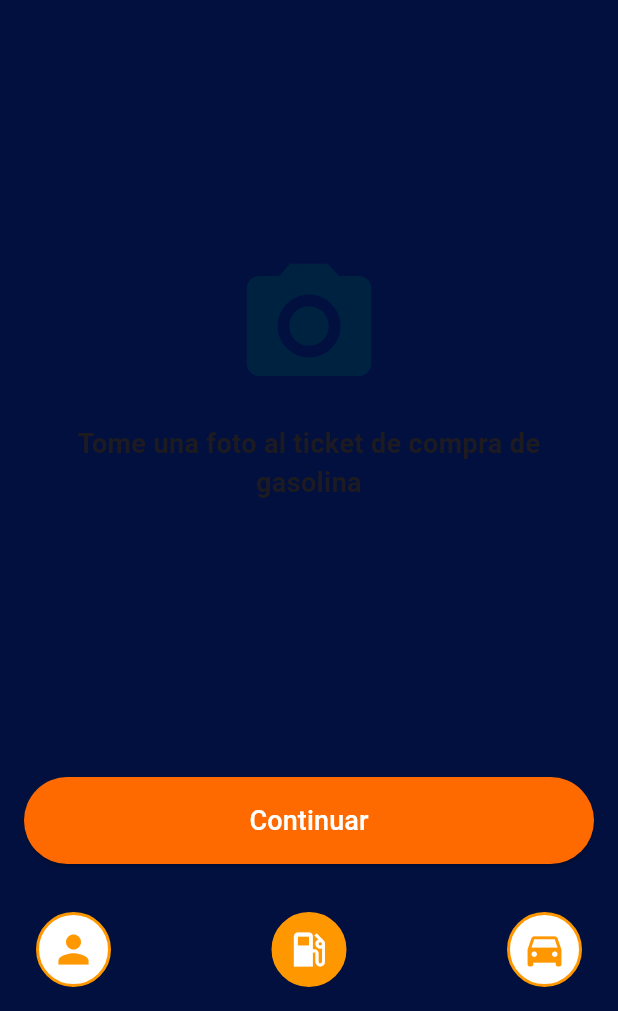
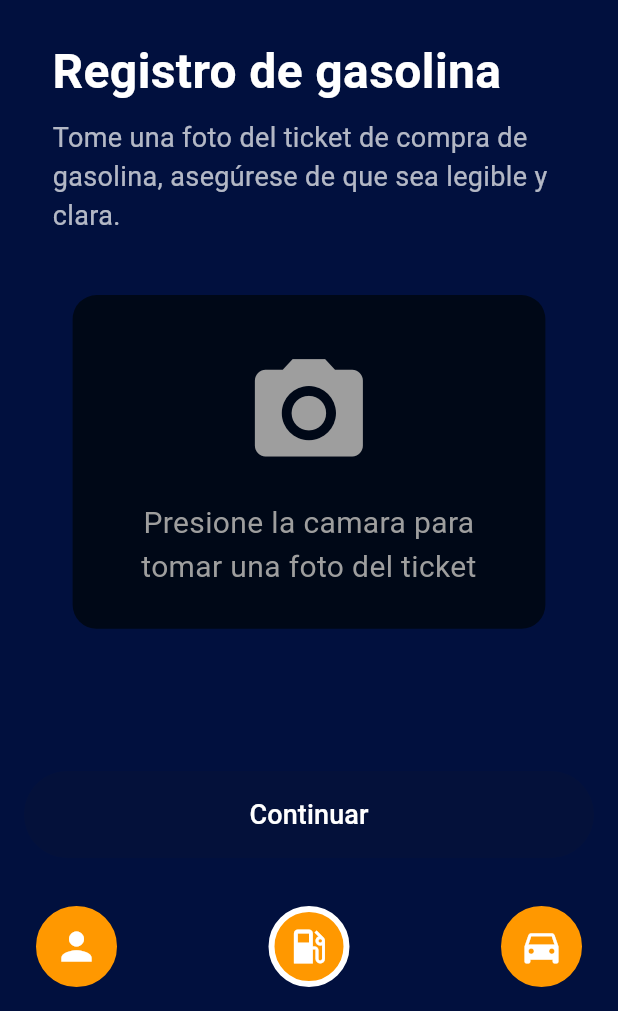
Before and after one commit to maugalcst/gastrack, a Flutter app: the FuelReportFormScreen screen opened directly, swiped to page 2, on a phone screen of 412 x 824 dp, the part 225-1236 px from its top. Run offline on Flutter 3.47's test engine with Material 3 defaults, Android fonts, the phone set to English and light mode, and no system bars; drawn by our look-alikes of auto_size_text; our stand-ins replace google_fonts, image_picker.

Commit message:
version 0.5, funcion de camara de tickets, post firebase

```diff
--- a/lib/screens/employee/fuel_report_form_screen.dart
+++ b/lib/screens/employee/fuel_report_form_screen.dart
@@ -1,4 +1,7 @@
+import 'dart:io';
 import 'package:flutter/material.dart';
+import 'package:image_picker/image_picker.dart';
+import 'package:auto_size_text/auto_size_text.dart';
 
 class FuelReportFormScreen extends StatefulWidget {
   @override
@@ -8,6 +11,8 @@ class FuelReportFormScreen extends StatefulWidget {
 class _FuelReportFormScreenState extends State<FuelReportFormScreen> {
   final PageController _pageController = PageController();
   int _currentPage = 0;
+  final ImagePicker _picker = ImagePicker();
+  XFile? _image; // Variable para almacenar la imagen seleccionada
 
   // Controladores de texto para validación
   final TextEditingController _driverController = TextEditingController();
@@ -85,6 +90,7 @@ class _FuelReportFormScreenState extends State<FuelReportFormScreen> {
       child: Column(
         crossAxisAlignment: CrossAxisAlignment.start,
         children: [
+          //Texto 2
           Text(
             'Registro de Gasolina',
             style: TextStyle(
@@ -94,6 +100,7 @@ class _FuelReportFormScreenState extends State<FuelReportFormScreen> {
             ),
           ),
           SizedBox(height: 8),
+          //texto 3
           Text(
             'Rellena todo lo que se te pide, ten el ticket a la mano y el odómetro cerca',
             style: TextStyle(
@@ -110,8 +117,8 @@ class _FuelReportFormScreenState extends State<FuelReportFormScreen> {
     );
   }
 
-  // Campo de texto personalizado
-  Widget _buildTextField(String label, String hint, TextEditingController controller) {
+  // Textbox
+  Widget _buildTextField2(String label, String hint, TextEditingController controller) {
     return Column(
       crossAxisAlignment: CrossAxisAlignment.start,
       children: [
@@ -143,8 +150,74 @@ class _FuelReportFormScreenState extends State<FuelReportFormScreen> {
     );
   }
 
+  // Textbox
+  Widget _buildTextField(String label, String hint, TextEditingController controller) {
+    return Column(
+      crossAxisAlignment: CrossAxisAlignment.start,
+      children: [
+        Text(
+          label,
+          style: TextStyle(
+            fontSize: 16,
+            fontWeight: FontWeight.bold,
+            color: Colors.white,
+          ),
+        ),
+        SizedBox(height: 8),
+        Container(
+          decoration: BoxDecoration(
+            color: Colors.white,
+            borderRadius: BorderRadius.circular(30), // Bordes semicirculares
+          ),
+          child: TextField(
+            controller: controller,
+            onChanged: (value) {
+              setState(() {}); // Actualiza el estado cuando cambia el texto
+            },
+            decoration: InputDecoration(
+              contentPadding: EdgeInsets.symmetric(horizontal: 16, vertical: 12),
+              border: InputBorder.none,
+              hintText: hint,
+              hintStyle: TextStyle(color: Colors.grey),
+            ),
+          ),
+        ),
+      ],
+    );
+  }
+
+  //Boton continuar
+  Widget _buildContinueButton() {
+    return Container(
+      padding: EdgeInsets.all(16.0),
+      color: Colors.transparent,
+      child: ElevatedButton(
+        onPressed: _canMoveTo(_currentPage + 1) ? () {
+          if (_currentPage < 4) {
+            _pageController.nextPage(
+              duration: Duration(milliseconds: 300),
+              curve: Curves.easeInOut,
+            );
+          }
+        } : null,
+        style: ElevatedButton.styleFrom(
+          backgroundColor: Color(0xFFFF6A00), // Color naranja
+          shape: RoundedRectangleBorder(
+            borderRadius: BorderRadius.circular(30),
+          ),
+          padding: EdgeInsets.symmetric(vertical: 16),
+          minimumSize: Size(double.infinity, 50), // Botón de ancho completo
+        ),
+        child: Text(
+          'Continuar',
+          style: TextStyle(fontSize: 18, color: Colors.white), // Color del texto
+        ),
+      ),
+    );
+  }
+
   // Botón de continuar
-  Widget _buildContinueButton() {
+  Widget _buildContinueButton2() {
     return Container(
       padding: EdgeInsets.all(16.0),
       color: Colors.transparent,
@@ -196,20 +269,20 @@ class _FuelReportFormScreenState extends State<FuelReportFormScreen> {
     return GestureDetector(
       onTap: () {
         if (_canMoveTo(stepIndex)) {
-          _pageController.animateToPage(stepIndex, duration: Duration(milliseconds: 300), curve: Curves.ease);
+          //_pageController.animateToPage(stepIndex, duration: Duration(milliseconds: 300), curve: Curves.ease);
         }
       },
       child: Container(
         decoration: BoxDecoration(
-          color: _currentPage == stepIndex ? Colors.orange : Colors.white,
+          color: Colors.orange,
           shape: BoxShape.circle,
-          border: Border.all(color: Colors.orange, width: 2),
+          border: Border.all(color: _currentPage == stepIndex ? Colors.white : Colors.orange, width: 4), // Cambiar aquí
         ),
         padding: EdgeInsets.all(8),
         child: Icon(
           icon,
           size: 30,
-          color: _currentPage == stepIndex ? Colors.white : Colors.orange,
+          color: Colors.white, // Cambiar aquí
         ),
       ),
     );
@@ -217,39 +290,64 @@ class _FuelReportFormScreenState extends State<FuelReportFormScreen> {
 
   // Lógica de validación para los pasos
   bool _canMoveTo(int stepIndex) {
-    if (stepIndex == 1 && (_driverController.text.isEmpty || _unitController.text.isEmpty)) {
-      return false; // Bloquear si no se ha llenado el formulario del conductor
+    // Asegúrate de que la lógica aquí sea correcta
+    if (stepIndex == 1) {
+      return _driverController.text.isNotEmpty && _unitController.text.isNotEmpty;
     }
-    return true;
+    if (stepIndex == 2)
+    {
+      return (_image != null);
+    }
+    return false;
   }
 
-
-
-
-
-
-
-
-
+  //GASOLINA
 
   // Slide 2: Foto del ticket de gasolina
   Widget _buildTicketPhotoSlide() {
+    double height = MediaQuery.of(context).size.height * 0.3;
+    double width = MediaQuery.of(context).size.width * 0.85;
     return Padding(
-      padding: const EdgeInsets.all(16.0),
+      padding: EdgeInsets.symmetric(vertical: height * 0.1, horizontal: width * 0.1),
       child: Column(
-        mainAxisAlignment: MainAxisAlignment.center,
         children: [
-          Icon(Icons.camera_alt, size: 100, color: Color(0xFF002241)),
-          SizedBox(height: 16),
+          // Parte superior con dos textos
+          Column(
+            crossAxisAlignment: CrossAxisAlignment.start,
+            children: [
               Text(
-            'Tome una foto al ticket de compra de gasolina',
-            style: TextStyle(fontSize: 18, fontWeight: FontWeight.bold),
+                'Registro de gasolina',
                 textAlign: TextAlign.center,
+                style: TextStyle(fontSize: 32, fontWeight: FontWeight.bold, color: Colors.white),
+              ),
+              SizedBox(height: 8),
+              Text(
+                'Tome una foto del ticket de compra de gasolina, asegúrese de que sea legible y clara.',
+                style: TextStyle(fontSize: 18, color: Colors.white70),
+              ),
+            ],
+          ),
+          SizedBox(height: 40),
+          Container(
+            padding: EdgeInsets.symmetric(vertical: 0, horizontal: 0),
+            height: height * 0.9,
+            width: width * 0.9,
+            decoration: BoxDecoration(
+              color: Color(0xFF000817), // Color azul oscuro
+              borderRadius: BorderRadius.circular(16),
+            ),
+            child: _image != null
+                ? Image.file(
+              File(_image!.path),
+              fit: BoxFit.cover,
+            )
+                : _buildCameraButton(height * 0.7, width),
           ),
         ],
       ),
     );
   }
+
 
   // Slide 3: Detalles del ticket de gasolina
   Widget _buildTicketDetailsSlide() {
@@ -281,6 +379,8 @@ class _FuelReportFormScreenState extends State<FuelReportFormScreen> {
       ),
     );
   }
+
+  //ODOMETRO
 
   // Slide 4: Foto del odómetro
   Widget _buildOdometerPhotoSlide() {
@@ -343,6 +443,59 @@ class _FuelReportFormScreenState extends State<FuelReportFormScreen> {
     );
   }
 
+  // Boton camara:
+  Widget _buildCameraButton(double height, double width)
+  {
+    double icon_size = height*0.5;
+    double separation = height*0.05;
+    return Padding(
+        padding: EdgeInsets.symmetric(vertical: 0, horizontal: width*0.1),
+        child: Column(
+          mainAxisAlignment: MainAxisAlignment.center,
+          children: [
+            IconButton(
+            onPressed: () async {
+              final XFile? image = await _picker.pickImage(
+                source: ImageSource.camera,
+                imageQuality: 100,
+              );
+              setState(() {
+                _image = image;
+              });
+              if (image != null) {
+                print("Imagen capturada: ${image.path}");
+              } else {
+                print("No se tomó ninguna imagen");
+              }
+              },
+              icon:  Icon(Icons.camera_alt, color: Colors.grey, size: icon_size),
+              style: ElevatedButton.styleFrom(
+                backgroundColor: Color(0xFF000817),
+                shape: RoundedRectangleBorder(
+                  borderRadius: BorderRadius.circular(16), // Bordes redondeados
+        ),
+              ),
+            ),
+            SizedBox(height: separation),
+            AutoSizeText(
+              'Presione la camara para tomar una foto del ticket',
+              style: TextStyle(
+                fontSize: 20,
+                color: Colors.grey,
+              ),
+              maxLines: 2,
+              minFontSize: 6,
+              overflow: TextOverflow.ellipsis,
+              textAlign: TextAlign.center,
+            )
+          ],
+        ),
+    );
+  }
+
+
+  //BOTONES DE NAVEGACION
+
   // Paso 3: Crear botones de navegación
   Widget _buildNavigationButtons() {
     return Padding(
--- a/lib/screens/login_screen.dart
+++ b/lib/screens/login_screen.dart
@@ -141,10 +141,10 @@ class _LoginScreenState extends State<LoginScreen> {
     return Column(
       crossAxisAlignment: CrossAxisAlignment.center,
       children: [
-        Text('¿No tienes cuenta?', style: GoogleFonts.inter(color: Color(0xFF343A40), fontSize: 16)),
+        Text('¿Olvidaste tu contraseña?', style: GoogleFonts.inter(color: Color(0xFF343A40), fontSize: 16)),
         TextButton(
           onPressed: () {},
-          child: Text('Regístrate', style: GoogleFonts.inter(color: Colors.orange, fontSize: 16)),
+          child: Text('Recuperar Contraseña', style: GoogleFonts.inter(color: Colors.orange, fontSize: 16)),
         ),
       ],
     );
--- a/pubspec.yaml
+++ b/pubspec.yaml
@@ -31,6 +31,8 @@ dependencies:
   flutter:
     sdk: flutter
   google_fonts: ^6.2.1
+  image_picker: ^1.1.2
+  auto_size_text: ^3.0.0
 
 
   # The following adds the Cupertino Icons font to your application.
```
Also changed, not shown: pubspec.lock, 5 other files. Lines whose indentation alone changed are shown as unchanged.
